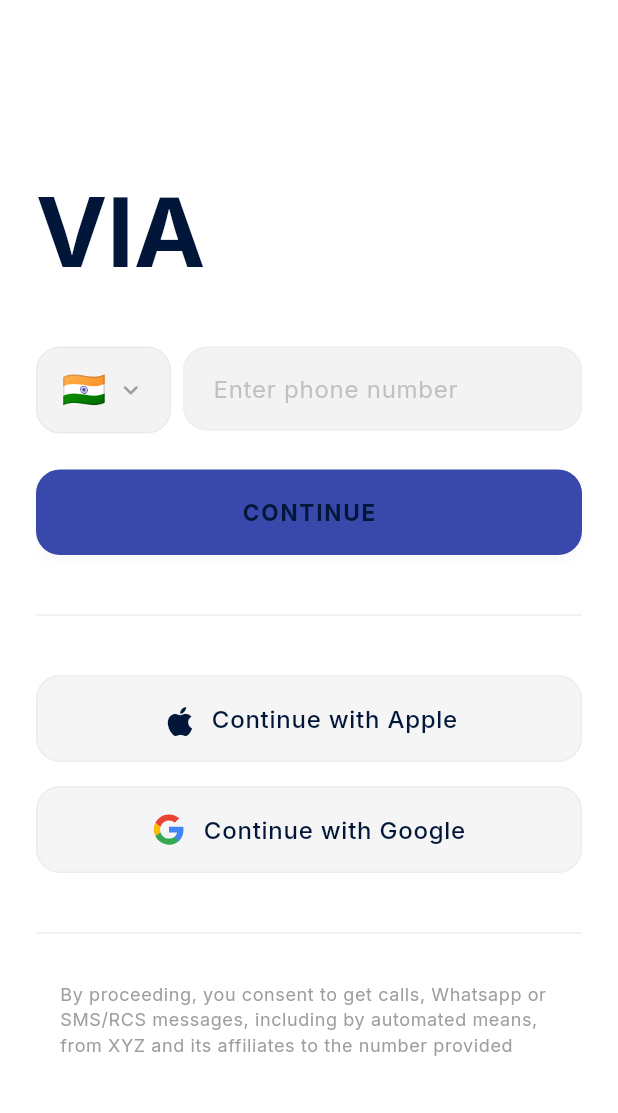
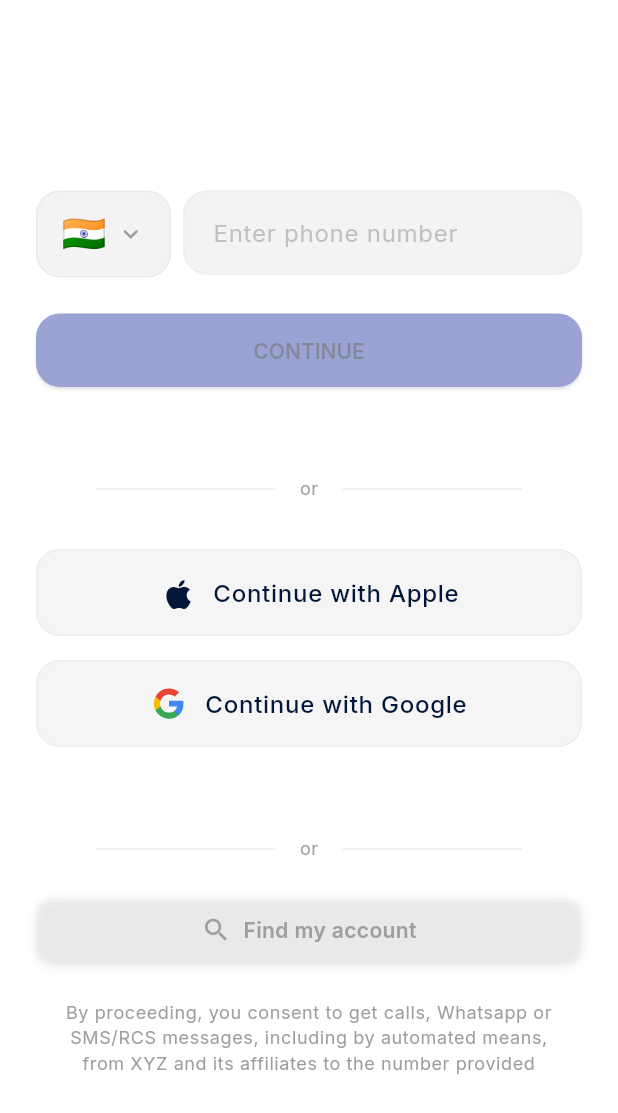
Before and after one commit to once-human/via-commuter, a Flutter app: the screen it shows after launch, on a phone screen of 412 x 824 dp. Shown: the top 1113 px of the screen. Run offline on Flutter 3.47's test engine with Material 3 defaults, Android fonts, the phone set to English and light mode, and no system bars; drawn by our look-alikes of dynamic_color; our stand-ins replace country_picker, flutter_svg, go_router.

Commit message:
feat : updated format and added animations to button press

```diff
--- a/lib/presentation/screens/onboarding/onboarding_screen.dart
+++ b/lib/presentation/screens/onboarding/onboarding_screen.dart
@@ -95,9 +95,6 @@ class _OnboardingScreenState extends State<OnboardingScreen> with SingleTickerPr
 
   // Animation Controller for entrance animations
   late AnimationController _entranceController;
-  // Remove single animations
-  // late Animation<double> _fadeAnimation;
-  // late Animation<Offset> _slideAnimation;
 
   // Define animations for different elements
   late Animation<double> _fadeHeaderAnimation;
@@ -109,11 +106,17 @@ class _OnboardingScreenState extends State<OnboardingScreen> with SingleTickerPr
   late Animation<double> _fadeContinueBtnAnimation;
   late Animation<Offset> _slideContinueBtnAnimation;
 
+  late Animation<double> _fadeDivider1Animation; // New
+  late Animation<Offset> _slideDivider1Animation; // New
+
   late Animation<double> _fadeSocial1Animation;
   late Animation<Offset> _slideSocial1Animation;
 
   late Animation<double> _fadeSocial2Animation;
   late Animation<Offset> _slideSocial2Animation;
+
+  late Animation<double> _fadeDivider2Animation; // New
+  late Animation<Offset> _slideDivider2Animation; // New
 
   late Animation<double> _fadeFooterAnimation;
   late Animation<Offset> _slideFooterAnimation;
@@ -123,125 +126,92 @@ class _OnboardingScreenState extends State<OnboardingScreen> with SingleTickerPr
     super.initState();
     _entranceController = AnimationController(
       vsync: this,
-      // Increase duration slightly to accommodate staggering
-      duration: const Duration(milliseconds: 800),
+      duration: const Duration(milliseconds: 800), // Adjusted duration if needed
     );
 
     // Define STAGGERED animations using Intervals
-    // Intervals define the portion of the controller's duration each animation runs
-
-    // Header (Implicit - if we add one later)
     _fadeHeaderAnimation = Tween<double>(begin: 0.0, end: 1.0).animate(
-      CurvedAnimation(
-        parent: _entranceController,
-        curve: const Interval(0.0, 0.4, curve: Curves.easeOut),
-      ),
+      CurvedAnimation(parent: _entranceController, curve: const Interval(0.0, 0.4, curve: Curves.easeOut)),
     );
     _slideHeaderAnimation = Tween<Offset>(begin: const Offset(0, 0.2), end: Offset.zero).animate(
-      CurvedAnimation(
-        parent: _entranceController,
-         curve: const Interval(0.0, 0.4, curve: Curves.easeOut),
-      ),
+      CurvedAnimation(parent: _entranceController, curve: const Interval(0.0, 0.4, curve: Curves.easeOut)),
     );
 
-    // Input Row (Phone number + Country code)
     _fadeInputAnimation = Tween<double>(begin: 0.0, end: 1.0).animate(
-      CurvedAnimation(
-        parent: _entranceController,
-        curve: const Interval(0.1, 0.5, curve: Curves.easeOut), // Starts slightly after header
-      ),
+      CurvedAnimation(parent: _entranceController, curve: const Interval(0.1, 0.5, curve: Curves.easeOut)),
     );
     _slideInputAnimation = Tween<Offset>(begin: const Offset(0, 0.2), end: Offset.zero).animate(
-      CurvedAnimation(
-        parent: _entranceController,
-        curve: const Interval(0.1, 0.5, curve: Curves.easeOut),
-      ),
+      CurvedAnimation(parent: _entranceController, curve: const Interval(0.1, 0.5, curve: Curves.easeOut)),
     );
 
-    // Continue Button
     _fadeContinueBtnAnimation = Tween<double>(begin: 0.0, end: 1.0).animate(
-      CurvedAnimation(
-        parent: _entranceController,
-        curve: const Interval(0.2, 0.6, curve: Curves.easeOut), // Starts after input
-      ),
+      CurvedAnimation(parent: _entranceController, curve: const Interval(0.2, 0.6, curve: Curves.easeOut)),
     );
     _slideContinueBtnAnimation = Tween<Offset>(begin: const Offset(0, 0.2), end: Offset.zero).animate(
-      CurvedAnimation(
-        parent: _entranceController,
-         curve: const Interval(0.2, 0.6, curve: Curves.easeOut),
-      ),
+      CurvedAnimation(parent: _entranceController, curve: const Interval(0.2, 0.6, curve: Curves.easeOut)),
     );
 
-     // Social Button 1 (Apple)
+    // Divider 1 Animation
+    _fadeDivider1Animation = Tween<double>(begin: 0.0, end: 1.0).animate(
+      CurvedAnimation(parent: _entranceController, curve: const Interval(0.25, 0.65, curve: Curves.easeOut)),
+    );
+    _slideDivider1Animation = Tween<Offset>(begin: const Offset(0, 0.2), end: Offset.zero).animate(
+      CurvedAnimation(parent: _entranceController, curve: const Interval(0.25, 0.65, curve: Curves.easeOut)),
+    );
+
     _fadeSocial1Animation = Tween<double>(begin: 0.0, end: 1.0).animate(
-      CurvedAnimation(
-        parent: _entranceController,
-        curve: const Interval(0.3, 0.7, curve: Curves.easeOut),
-      ),
+      CurvedAnimation(parent: _entranceController, curve: const Interval(0.3, 0.7, curve: Curves.easeOut)),
     );
     _slideSocial1Animation = Tween<Offset>(begin: const Offset(0, 0.2), end: Offset.zero).animate(
-      CurvedAnimation(
-        parent: _entranceController,
-         curve: const Interval(0.3, 0.7, curve: Curves.easeOut),
-      ),
+      CurvedAnimation(parent: _entranceController, curve: const Interval(0.3, 0.7, curve: Curves.easeOut)),
     );
 
-     // Social Button 2 (Google)
     _fadeSocial2Animation = Tween<double>(begin: 0.0, end: 1.0).animate(
-      CurvedAnimation(
-        parent: _entranceController,
-        curve: const Interval(0.35, 0.75, curve: Curves.easeOut), // Slightly after Apple
-      ),
+      CurvedAnimation(parent: _entranceController, curve: const Interval(0.35, 0.75, curve: Curves.easeOut)),
     );
     _slideSocial2Animation = Tween<Offset>(begin: const Offset(0, 0.2), end: Offset.zero).animate(
-      CurvedAnimation(
-        parent: _entranceController,
-         curve: const Interval(0.35, 0.75, curve: Curves.easeOut),
-      ),
+      CurvedAnimation(parent: _entranceController, curve: const Interval(0.35, 0.75, curve: Curves.easeOut)),
     );
 
-    // Footer elements (Find account, consent text)
+    // Divider 2 Animation
+     _fadeDivider2Animation = Tween<double>(begin: 0.0, end: 1.0).animate(
+      CurvedAnimation(parent: _entranceController, curve: const Interval(0.40, 0.80, curve: Curves.easeOut)),
+    );
+     _slideDivider2Animation = Tween<Offset>(begin: const Offset(0, 0.2), end: Offset.zero).animate(
+      CurvedAnimation(parent: _entranceController, curve: const Interval(0.40, 0.80, curve: Curves.easeOut)),
+    );
+
+    // Footer includes "Find account" and "Consent"
     _fadeFooterAnimation = Tween<double>(begin: 0.0, end: 1.0).animate(
-      CurvedAnimation(
-        parent: _entranceController,
-        curve: const Interval(0.45, 0.85, curve: Curves.easeOut),
-      ),
+      CurvedAnimation(parent: _entranceController, curve: const Interval(0.45, 0.85, curve: Curves.easeOut)),
     );
     _slideFooterAnimation = Tween<Offset>(begin: const Offset(0, 0.2), end: Offset.zero).animate(
-      CurvedAnimation(
-        parent: _entranceController,
-         curve: const Interval(0.45, 0.85, curve: Curves.easeOut),
-      ),
+      CurvedAnimation(parent: _entranceController, curve: const Interval(0.45, 0.85, curve: Curves.easeOut)),
     );
 
-    // Start the main animation controller
     _entranceController.forward();
   }
 
   @override
   void dispose() {
-    _entranceController.dispose(); // Dispose the controller
+    _entranceController.dispose();
     _phoneController.dispose();
     super.dispose();
   }
 
-  // Updated buildCountryCodeSelector
   Widget _buildCountryCodeSelector(BuildContext context) {
     final theme = Theme.of(context);
     final colorScheme = theme.colorScheme;
     final textTheme = theme.textTheme;
-
-    // Wrap with SizedBox to enforce height matching the TextField
     return SizedBox(
-      height: 58, // Explicit height to match TextField based on theme padding
+      height: 58,
       child: TapScaleEffect(
         onTap: () {
           HapticFeedback.mediumImpact();
           _showCountryPicker(context);
         },
         child: Container(
-          // Keep existing padding for internal content alignment
-          padding: const EdgeInsets.symmetric(horizontal: 16), // Vertical padding removed as height is fixed
+          padding: const EdgeInsets.symmetric(horizontal: 16),
           decoration: BoxDecoration(
             color: colorScheme.surface.withOpacity(0.7),
             borderRadius: BorderRadius.circular(16),
@@ -252,7 +222,7 @@ class _OnboardingScreenState extends State<OnboardingScreen> with SingleTickerPr
           ),
           child: Row(
             mainAxisSize: MainAxisSize.min,
-            mainAxisAlignment: MainAxisAlignment.center, // Center content vertically
+            mainAxisAlignment: MainAxisAlignment.center,
             children: [
               Text(
                 _selectedCountry.flagEmoji,
@@ -271,7 +241,6 @@ class _OnboardingScreenState extends State<OnboardingScreen> with SingleTickerPr
     );
   }
 
-  // Updated _showCountryPicker using country_picker package
   void _showCountryPicker(BuildContext context) {
     final theme = Theme.of(context);
     showCountryPicker(
@@ -284,15 +253,14 @@ class _OnboardingScreenState extends State<OnboardingScreen> with SingleTickerPr
           _selectedCountry = country;
           _selectedCountryCode = '+${country.phoneCode}';
         });
+        // Navigator.pop(context); // Removed as picker handles its own dismissal
       },
-      // Use the correct parameter name and provide standard theme data
       countryListTheme: CountryListThemeData(
-          backgroundColor: theme.colorScheme.surface, // Use surface color for sheet bg
+          backgroundColor: theme.colorScheme.surface,
           searchTextStyle: TextStyle(color: theme.colorScheme.onSurface),
           textStyle: TextStyle(color: theme.colorScheme.onSurface),
           bottomSheetHeight: MediaQuery.of(context).size.height * 0.7,
           borderRadius: const BorderRadius.vertical(top: Radius.circular(20)),
-          // Keep input decoration styling
           inputDecoration: InputDecoration(
               hintText: 'Search country',
               hintStyle: TextStyle(color: theme.colorScheme.onSurfaceVariant.withOpacity(0.7)),
@@ -302,11 +270,9 @@ class _OnboardingScreenState extends State<OnboardingScreen> with SingleTickerPr
                 borderSide: BorderSide.none,
               ),
               filled: true,
-              fillColor: theme.colorScheme.surfaceContainerHighest,
+              fillColor: theme.colorScheme.surfaceContainerHighest, // Consider changing this color if needed
           ),
       ),
-      // REMOVE the custom bottomSheetBuilder
-      // bottomSheetBuilder: (context) { ... },
     );
   }
 
@@ -316,40 +282,25 @@ class _OnboardingScreenState extends State<OnboardingScreen> with SingleTickerPr
     final colorScheme = theme.colorScheme;
     final textTheme = theme.textTheme;
 
-    // Updated buildPhoneInput
     Widget _buildPhoneInput(BuildContext context) {
-      final theme = Theme.of(context);
-      final colorScheme = theme.colorScheme;
-      // No longer need explicit border radius or fill color here,
-      // it will inherit from the theme's InputDecorationTheme
       return Expanded(
         child: TextField(
           controller: _phoneController,
           keyboardType: TextInputType.phone,
           style: TextStyle(
             color: colorScheme.onSurface,
-            fontWeight: FontWeight.w500, // Medium
+            fontWeight: FontWeight.w500,
           ),
-          decoration: InputDecoration(
+          decoration: const InputDecoration(
             hintText: 'Enter phone number',
-            // Remove explicit decoration properties, inherit from theme
-            // fillColor: colorScheme.surface.withOpacity(0.7),
-            // border: OutlineInputBorder(
-            //   borderRadius: BorderRadius.circular(16),
-            //   borderSide: BorderSide.none,
-            // ),
-            // filled: true,
           ),
           onChanged: (value) {
-            setState(() {
-              // Basic validation logic could go here if needed
-            });
+            setState(() {});
           },
         ),
       );
     }
 
-    // Updated buildStyledButton
     ElevatedButton buildStyledButton({
       required VoidCallback onPressed,
       required Widget child,
@@ -361,37 +312,42 @@ class _OnboardingScreenState extends State<OnboardingScreen> with SingleTickerPr
       BorderSide? side,
       double elevation = 2.0,
     }) {
+      // Note: This custom button builder isn't currently used by ElevatedButtonTheme
+      // It was kept from previous iterations but isn't needed if relying on theme
       return ElevatedButton(
         onPressed: onPressed,
         style: ElevatedButton.styleFrom(
-          backgroundColor: backgroundColor.withOpacity(backgroundColor == colorScheme.surface ? 0.85 : 1.0),
-          foregroundColor: foregroundColor,
+          backgroundColor: backgroundColor, // Theme now handles this
+          foregroundColor: foregroundColor, // Theme now handles this
           minimumSize: Size(minWidth ?? double.infinity, minHeight ?? 56),
-          padding: EdgeInsets.zero,
-          shape: RoundedRectangleBorder(
+          padding: padding, // Theme now defines padding
+          shape: RoundedRectangleBorder( // Theme now defines shape
             borderRadius: BorderRadius.circular(16),
             side: side ?? BorderSide.none,
           ),
           elevation: elevation,
           shadowColor: Colors.black.withOpacity(0.1),
         ),
-        child: Padding(padding: padding, child: child),
+        child: child,
       );
     }
 
-    // Updated buildSocialButton
     Widget buildSocialButton({
       required VoidCallback onPressed,
       required Widget icon,
       required String label,
-      double opacity = 0.7, // Default opacity if not provided
+      double opacity = 0.7,
     }) {
+      final theme = Theme.of(context);
+      final colorScheme = theme.colorScheme;
+      final textTheme = theme.textTheme;
+
       return TapScaleEffect(
         onTap: onPressed,
         child: Container(
-          padding: const EdgeInsets.symmetric(vertical: 16), // Keep consistent vertical padding
+          padding: const EdgeInsets.symmetric(vertical: 16),
           decoration: BoxDecoration(
-            color: colorScheme.surface.withOpacity(opacity), // Use passed opacity
+            color: colorScheme.surface.withOpacity(opacity),
             borderRadius: BorderRadius.circular(16),
             border: Border.all(
               color: colorScheme.outline.withOpacity(0.1),
@@ -400,14 +356,13 @@ class _OnboardingScreenState extends State<OnboardingScreen> with SingleTickerPr
           ),
           child: Row(
             mainAxisAlignment: MainAxisAlignment.center,
+            crossAxisAlignment: CrossAxisAlignment.center,
             children: [
-              SizedBox(width: 22, height: 22, child: Center(child: icon)),
+              SizedBox(width: 24, height: 24, child: Center(child: icon)),
               const SizedBox(width: 12),
               Text(
                 label,
-                style: textTheme.bodyLarge?.copyWith(
-                  fontWeight: FontWeight.w500,
-                ),
+                style: textTheme.bodyLarge?.copyWith(fontWeight: FontWeight.w500),
               ),
             ],
           ),
@@ -422,23 +377,12 @@ class _OnboardingScreenState extends State<OnboardingScreen> with SingleTickerPr
           child: SingleChildScrollView(
             padding: const EdgeInsets.symmetric(horizontal: 24.0, vertical: 40.0),
             child: Column(
-              mainAxisAlignment: MainAxisAlignment.center,
               crossAxisAlignment: CrossAxisAlignment.stretch,
               children: [
-                FadeTransition(
-                  opacity: _fadeHeaderAnimation,
-                  child: SlideTransition(
-                    position: _slideHeaderAnimation,
-                    child: Text(
-                      'VIA',
-                      style: theme.textTheme.displayLarge?.copyWith(
-                        fontWeight: FontWeight.bold,
-                        fontSize: 64, // Reduce font size slightly
-                      ),
-                    ),
-                  ),
-                ),
-                const SizedBox(height: 40),
+                // Add some top spacing if needed after removing logo
+                 const SizedBox(height: 20),
+
+                // Input Row (Top Section)
                 FadeTransition(
                   opacity: _fadeInputAnimation,
                   child: SlideTransition(
@@ -454,83 +398,106 @@ class _OnboardingScreenState extends State<OnboardingScreen> with SingleTickerPr
                   ),
                 ),
                 const SizedBox(height: 24),
+
+                // Continue Button (Top Section)
                 FadeTransition(
                   opacity: _fadeContinueBtnAnimation,
                   child: SlideTransition(
                     position: _slideContinueBtnAnimation,
-                    child: buildStyledButton(
-                      onPressed: () {
-                        if (_phoneController.text.length >= 6) {
+                    child: Builder( // Use Builder to easily access controller state
+                      builder: (context) {
+                        final bool isEnabled = _phoneController.text.length >= 6;
+                        return Opacity(
+                          opacity: isEnabled ? 1.0 : 0.5, // Fade button slightly when disabled
+                          child: TapScaleEffect(
+                            onTap: () { // Main logic remains here
+                              if (isEnabled) {
                                 HapticFeedback.heavyImpact();
                                 context.go('/home');
                               } else {
-                          HapticFeedback.mediumImpact();
+                                HapticFeedback.mediumImpact(); // Still provide feedback on tap
                               }
                             },
-                      backgroundColor: colorScheme.primary,
-                      foregroundColor: colorScheme.onPrimary,
-                      elevation: 3.0,
-                      child: Text(
-                        'CONTINUE',
-                        style: textTheme.labelLarge?.copyWith(
-                          letterSpacing: 1.2,
-                          fontWeight: FontWeight.bold,
-                          fontSize: 15,
+                            child: ElevatedButton(
+                              // onPressed only handles haptics now, enabled state controls visual
+                              onPressed: () => HapticFeedback.mediumImpact(),
+                              // Remove forced style, let theme + Opacity handle appearance
+                              // style: ElevatedButton.styleFrom(...).merge(...),
+                              child: const Text('CONTINUE'),
+                            ),
+                          ),
+                        );
+                      }
                     ),
                   ),
                 ),
+                 // Add significant spacing to push middle content down
+                 const SizedBox(height: 60),
+
+                // --- Middle Section ---
+                // First Divider
+                FadeTransition(
+                  opacity: _fadeDivider1Animation,
+                  child: SlideTransition(
+                     position: _slideDivider1Animation,
+                     child: _buildDivider(context),
                   ),
                  ),
                 const SizedBox(height: 32),
-                _buildDivider(context),
-                const SizedBox(height: 32),
+
+                // Apple Button
                  FadeTransition(
                   opacity: _fadeSocial1Animation,
                   child: SlideTransition(
                     position: _slideSocial1Animation,
                     child: buildSocialButton(
-                      onPressed: () {
-                        HapticFeedback.mediumImpact();
-                        // TODO: Implement Apple Sign In
-                      },
-                      icon: Icon(
-                        Icons.apple,
-                        color: colorScheme.onSurface,
-                        size: 26,
-                      ),
+                      onPressed: () { HapticFeedback.mediumImpact(); /* TODO */ },
+                      icon: Icon(Icons.apple, color: colorScheme.onSurface, size: 26),
                       label: 'Continue with Apple',
-                      opacity: 0.6, // Slightly reduced opacity for social buttons
+                      opacity: 0.6,
                     ),
                   ),
                  ),
                 const SizedBox(height: 16),
+
+                // Google Button
                  FadeTransition(
                    opacity: _fadeSocial2Animation,
                    child: SlideTransition(
                      position: _slideSocial2Animation,
                      child: buildSocialButton(
-                      onPressed: () {
-                         HapticFeedback.mediumImpact();
-                        // TODO: Implement Google Sign In
-                      },
-                      icon: SvgPicture.asset(
-                        'assets/images/google_logo.svg',
-                        width: 22,
-                        height: 22,
-                        placeholderBuilder: (context) => Icon(
-                          Icons.g_mobiledata,
-                          color: colorScheme.onSurface,
-                          size: 24,
-                        ),
-                      ),
+                       onPressed: () { HapticFeedback.mediumImpact(); /* TODO */ },
+                       icon: SvgPicture.asset('assets/images/google_logo.svg', width: 22, height: 22),
                        label: 'Continue with Google',
-                      opacity: 0.6, // Slightly reduced opacity for social buttons
+                       opacity: 0.6,
                      ),
                    ),
                  ),
-                const SizedBox(height: 32),
-                _buildDivider(context),
+                 // Add significant spacing to push footer content down
+                 const SizedBox(height: 60),
+
+                // --- Footer Section ---
+                // Second Divider
+                FadeTransition(
+                   opacity: _fadeDivider2Animation,
+                   child: SlideTransition(
+                     position: _slideDivider2Animation,
+                     child: _buildDivider(context),
+                   ),
+                 ),
                 const SizedBox(height: 24),
+
+                // Find Account Button
+                 FadeTransition(
+                   opacity: _fadeFooterAnimation,
+                   child: SlideTransition(
+                     position: _slideFooterAnimation,
+                     child: _buildFindAccount(context),
+                   ),
+                 ),
+                const SizedBox(height: 24),
+
+                // Consent Text
                 FadeTransition(
                   opacity: _fadeFooterAnimation,
                   child: SlideTransition(
@@ -548,9 +515,67 @@ class _OnboardingScreenState extends State<OnboardingScreen> with SingleTickerPr
 
   Widget _buildDivider(BuildContext context) {
     final theme = Theme.of(context);
-    return Divider(
-      color: theme.colorScheme.outlineVariant,
-      thickness: 1,
+     // Add Padding for visual spacing and ensure it's not Expanded
+     return Padding(
+       padding: const EdgeInsets.symmetric(horizontal: 40.0), // Adjust horizontal padding as needed
+       child: Row(
+         children: [
+           Expanded(child: Divider(color: theme.colorScheme.outlineVariant, thickness: 1)),
+           Padding(
+             padding: const EdgeInsets.symmetric(horizontal: 16.0),
+             child: Text('or', style: theme.textTheme.bodySmall?.copyWith(color: theme.colorScheme.onSurfaceVariant)),
+           ),
+           Expanded(child: Divider(color: theme.colorScheme.outlineVariant, thickness: 1)),
+         ],
+       ),
+     );
+  }
+
+  // Updated Find Account Button Builder
+  Widget _buildFindAccount(BuildContext context) {
+    final theme = Theme.of(context);
+    final colorScheme = theme.colorScheme;
+    final textTheme = theme.textTheme;
+
+    return TapScaleEffect( // Keep tap effect
+      onTap: () {
+        HapticFeedback.lightImpact();
+        // TODO: Implement Find Account logic
+      },
+      child: Container( // Wrap with Container for styling
+          padding: const EdgeInsets.symmetric(vertical: 12.0, horizontal: 16.0), // Adjust padding
+          decoration: BoxDecoration(
+            color: colorScheme.surface.withOpacity(0.4), // Subtle background
+            borderRadius: BorderRadius.circular(12),
+             // Optional: Add subtle shadow for depth
+             boxShadow: [
+               BoxShadow(
+                 color: Colors.black.withOpacity(0.1),
+                 blurRadius: 4,
+                 offset: const Offset(0, 2),
+               )
+             ]
+          ),
+          child: Row(
+            mainAxisAlignment: MainAxisAlignment.center, // Center the row content
+            mainAxisSize: MainAxisSize.min, // Row takes minimum space needed
+            children: [
+              Icon(
+                Icons.search,
+                size: 20,
+                color: colorScheme.onSurfaceVariant,
+              ),
+              const SizedBox(width: 8),
+              Text(
+                'Find my account',
+                style: textTheme.bodyMedium?.copyWith(
+                  fontWeight: FontWeight.w600,
+                  color: colorScheme.onSurfaceVariant,
+                ),
+              ),
+            ],
+          ),
+      ),
     );
   }
 
@@ -564,7 +589,7 @@ class _OnboardingScreenState extends State<OnboardingScreen> with SingleTickerPr
           color: theme.colorScheme.onSurfaceVariant,
           height: 1.4,
         ),
-        textAlign: TextAlign.start, // Left-align consent text
+        textAlign: TextAlign.center, // Keep Center-align consent text
       ),
     );
   }
```
Lines whose indentation alone changed are shown as unchanged.
